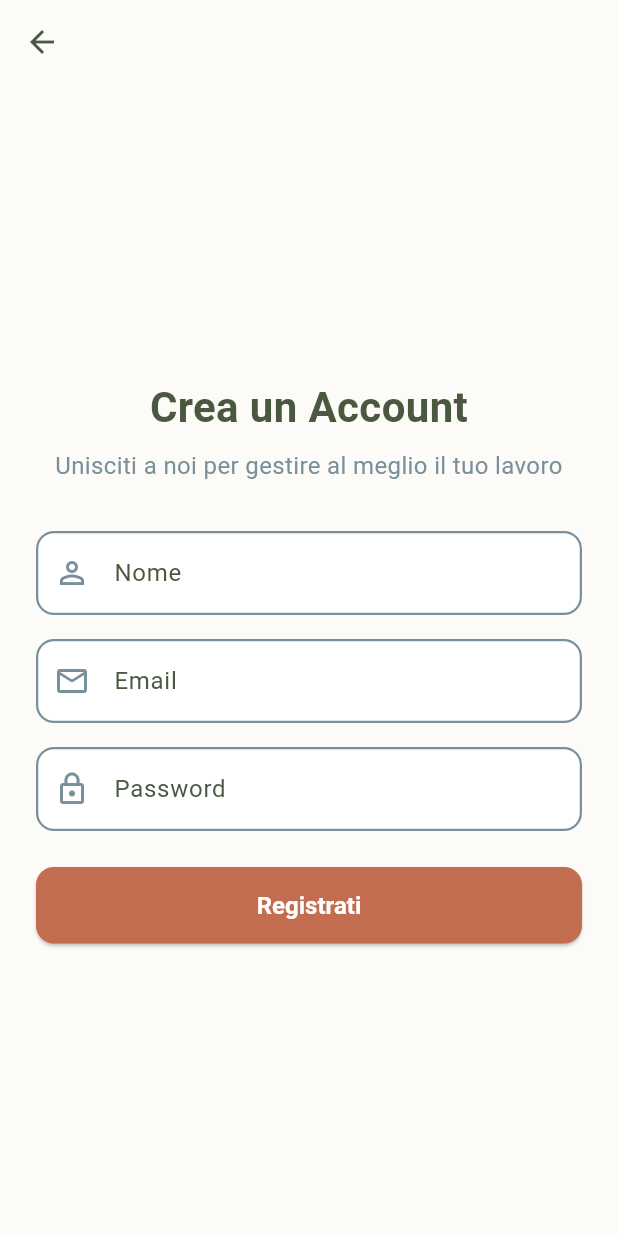
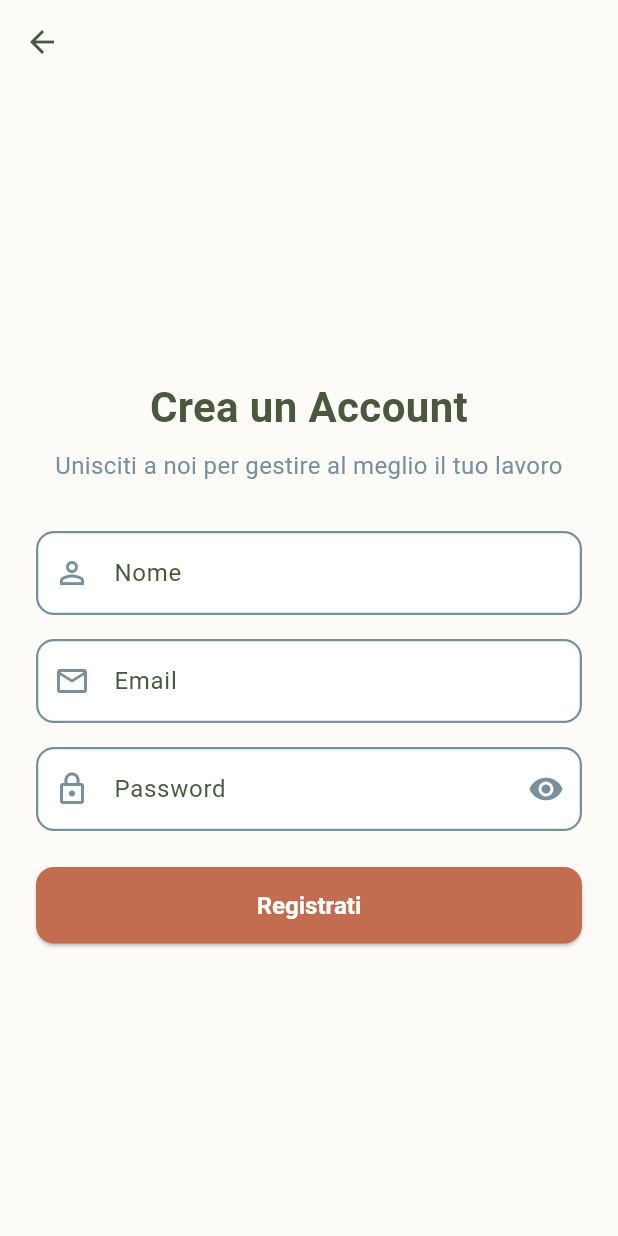
Before and after one commit to menegall/kura_flutter, a Flutter app: the screen it shows after launch, after a tap on "Non hai un account? Registrati", on a phone screen of 412 x 824 dp. Run offline on Flutter 3.47's test engine with Material 3 defaults, Android fonts, the phone set to English and light mode, and no system bars; our stand-ins replace printing, shared_preferences, supabase_flutter; accounts and stored records are empty.

Commit message:
added change vilibility password. Added internet permission to android app

```diff
--- a/lib/features/auth/pages/login_page.dart
+++ b/lib/features/auth/pages/login_page.dart
@@ -16,6 +16,8 @@ class _LoginPageState extends State<LoginPage> {
   final _passwordController = TextEditingController();
   final _authService = AuthService();
   bool _isLoading = false;
+  bool _obscurePassword = true;
+
   Future<void> _login() async {
     setState(() => _isLoading = true);
     try {
@@ -97,11 +99,22 @@ class _LoginPageState extends State<LoginPage> {
                 const SizedBox(height: 16),
                 TextField(
                   controller: _passwordController,
-                  decoration: const InputDecoration(
+                  decoration: InputDecoration(
                     labelText: 'Password',
-                    prefixIcon: Icon(Icons.lock_outline, color: AppColors.blueGrey),
+                    prefixIcon: const Icon(Icons.lock_outline, color: AppColors.blueGrey),
+                    suffixIcon: IconButton(
+                      icon: Icon(
+                        _obscurePassword ? Icons.visibility : Icons.visibility_off,
+                        color: AppColors.blueGrey,
+                      ),
+                      onPressed: () {
+                        setState(() {
+                          _obscurePassword = !_obscurePassword;
+                        });
+                      },
+                    ),
                   ),
-                  obscureText: true,
+                  obscureText: _obscurePassword,
                 ),
                 const SizedBox(height: 24),
                 _isLoading
--- a/lib/features/auth/pages/signup_page.dart
+++ b/lib/features/auth/pages/signup_page.dart
@@ -15,6 +15,7 @@ class _SignupPageState extends State<SignupPage> {
   final _passwordController = TextEditingController();
   final _authService = AuthService();
   bool _isLoading = false;
+  bool _obscurePassword = true;
   Future<void> _signup() async {
     final name = _nameController.text.trim();
     final email = _emailController.text.trim();
@@ -119,11 +120,22 @@ class _SignupPageState extends State<SignupPage> {
                 const SizedBox(height: 16),
                 TextField(
                   controller: _passwordController,
-                  decoration: const InputDecoration(
+                  decoration: InputDecoration(
                     labelText: 'Password',
-                    prefixIcon: Icon(Icons.lock_outline, color: AppColors.blueGrey),
+                    prefixIcon: const Icon(Icons.lock_outline, color: AppColors.blueGrey),
+                    suffixIcon: IconButton(
+                      icon: Icon(
+                        _obscurePassword ? Icons.visibility : Icons.visibility_off,
+                        color: AppColors.blueGrey,
+                      ),
+                      onPressed: () {
+                        setState(() {
+                          _obscurePassword = !_obscurePassword;
+                        });
+                      },
+                    ),
                   ),
-                  obscureText: true,
+                  obscureText: _obscurePassword,
                 ),
                 const SizedBox(height: 24),
                 _isLoading
```
Also changed, not shown: 1 other file.
